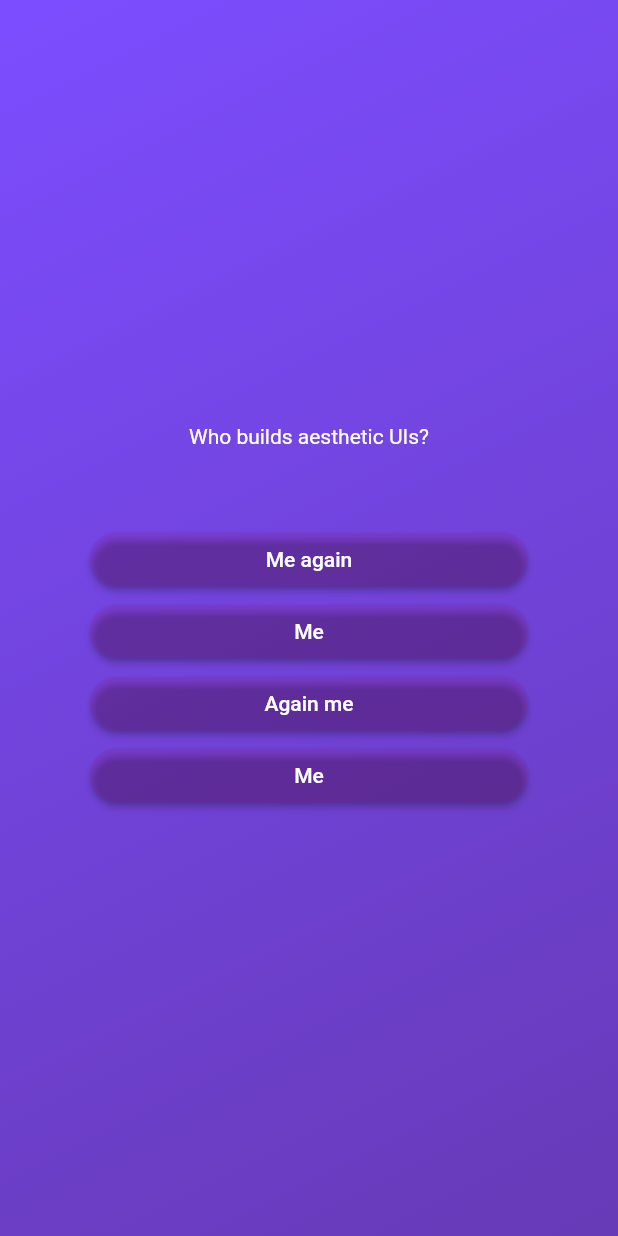
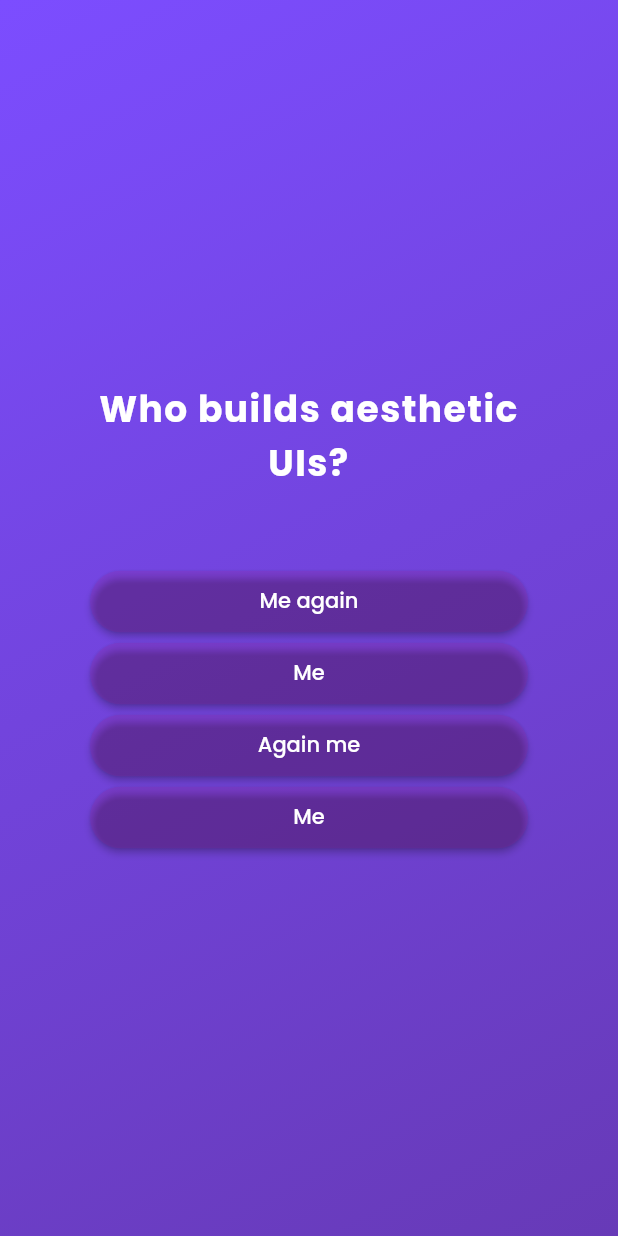
Before and after one commit to masif2002/quizzy, a Flutter app: the screen it shows after launch, after a tap on "Start Quiz", after a tap on "Your Father", on a phone screen of 412 x 824 dp. Run offline on Flutter 3.47's test engine with Material 2 defaults, Android fonts, the phone set to English and light mode, and no system bars; our stand-ins replace google_fonts.

Commit message:
Add new font

```diff
--- a/lib/choice_button.dart
+++ b/lib/choice_button.dart
@@ -1,10 +1,11 @@
 import 'package:flutter/material.dart';
+import 'package:google_fonts/google_fonts.dart';
 
 class ChoiceButton extends StatelessWidget {
   const ChoiceButton(this.choice, this.nextQuestion, {super.key});
 
   final String choice;
-  final void Function() nextQuestion;
+  final void Function(String answer) nextQuestion;
 
   @override
   Widget build(BuildContext context) {
@@ -14,8 +15,14 @@ class ChoiceButton extends StatelessWidget {
         shape: RoundedRectangleBorder(borderRadius: BorderRadius.circular(40)),
         backgroundColor: const Color.fromARGB(31, 190, 18, 136),
       ),
-      onPressed: nextQuestion,
-      child: Text(choice),
+      onPressed: () {
+        nextQuestion(choice);
+      },
+      child: Text(
+        choice,
+        textAlign: TextAlign.center,
+        style: GoogleFonts.poppins(),
+      ),
     );
   }
 }
--- a/lib/question_screen.dart
+++ b/lib/question_screen.dart
@@ -1,11 +1,14 @@
 import 'package:flutter/material.dart';
+import 'package:google_fonts/google_fonts.dart';
 import 'package:rapid_quiz/choice_button.dart';
 
 import 'package:rapid_quiz/data/questions.dart';
 import 'package:rapid_quiz/space_between.dart';
 
 class QuestionScreen extends StatefulWidget {
-  const QuestionScreen({super.key});
+  const QuestionScreen({super.key, required this.selectAnswer});
+
+  final void Function(String answer) selectAnswer;
 
   @override
   State<QuestionScreen> createState() {
@@ -16,7 +19,8 @@ class QuestionScreen extends StatefulWidget {
 class _QuestionScreenState extends State<QuestionScreen> {
   int index = 0;
 
-  void nextQuestion() {
+  void nextQuestion(String answer) {
+    widget.selectAnswer(answer);
     setState(() {
       index += 1;
     });
@@ -37,7 +41,12 @@ class _QuestionScreenState extends State<QuestionScreen> {
           children: [
             Text(
               currentQuestion.question,
-              style: const TextStyle(color: Colors.white),
+              style: GoogleFonts.poppins(
+                color: Colors.white,
+                fontSize: 24,
+                fontWeight: FontWeight.bold,
+                letterSpacing: 1,
+              ),
               textAlign: TextAlign.center,
             ),
             const SpaceBetween(),
--- a/lib/quiz.dart
+++ b/lib/quiz.dart
@@ -12,17 +12,16 @@ class Quiz extends StatefulWidget {
 }
 
 class _QuizState extends State<Quiz> {
-  Widget? activeScreen;
+  String activeScreen = 'start-screen';
+  final List<String> selectedAnswers = [];
 
-  @override
-  void initState() {
-    activeScreen = StartScreen(switchScreen);
-    super.initState();
+  void onSelect(String answer) {
+    selectedAnswers.add(answer);
   }
 
   void switchScreen() {
     setState(() {
-      activeScreen = const QuestionScreen();
+      activeScreen = 'question-screen';
     });
   }
 
@@ -41,7 +40,9 @@ class _QuizState extends State<Quiz> {
               end: Alignment.bottomRight,
             ),
           ),
-          child: activeScreen,
+          child: activeScreen == 'start-screen'
+              ? StartScreen(switchScreen)
+              : QuestionScreen(selectAnswer: onSelect),
         ),
       ),
     );
--- a/pubspec.yaml
+++ b/pubspec.yaml
@@ -35,6 +35,7 @@ dependencies:
   # The following adds the Cupertino Icons font to your application.
   # Use with the CupertinoIcons class for iOS style icons.
   cupertino_icons: ^1.0.2
+  google_fonts: ^5.0.0
 
 dev_dependencies:
   flutter_test:
```
Also changed, not shown: pubspec.lock, 1 other file.
